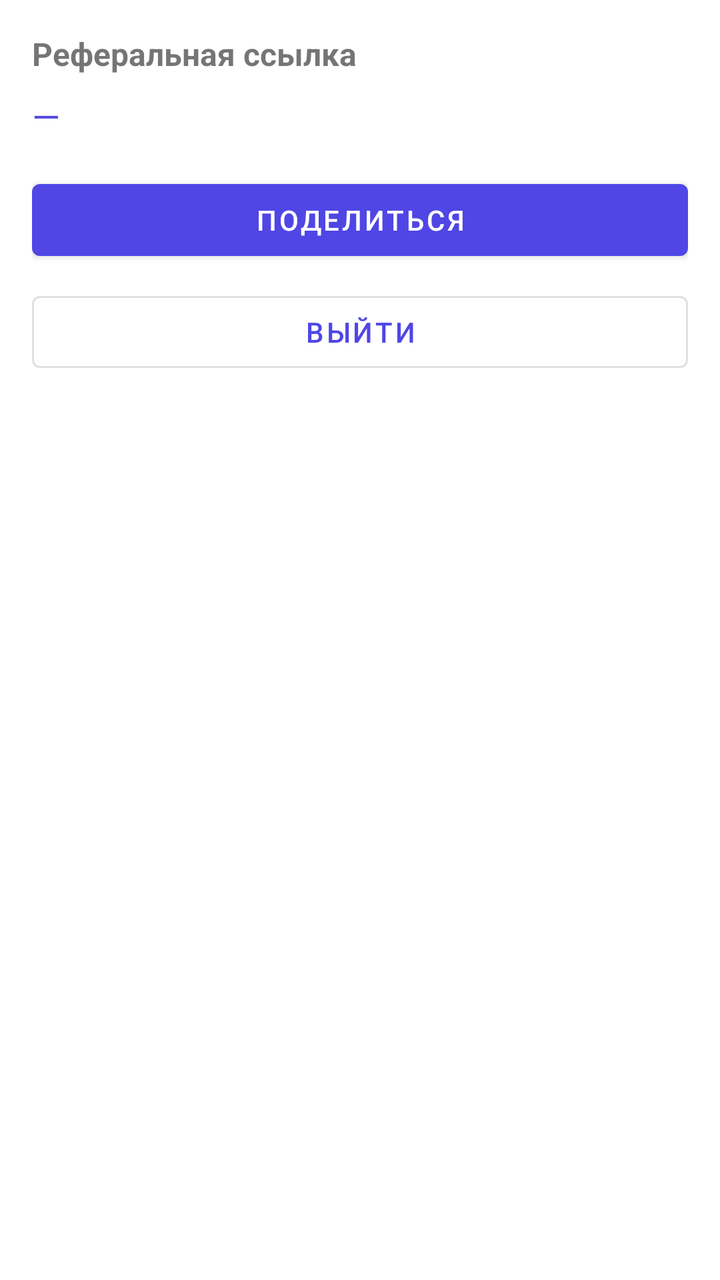
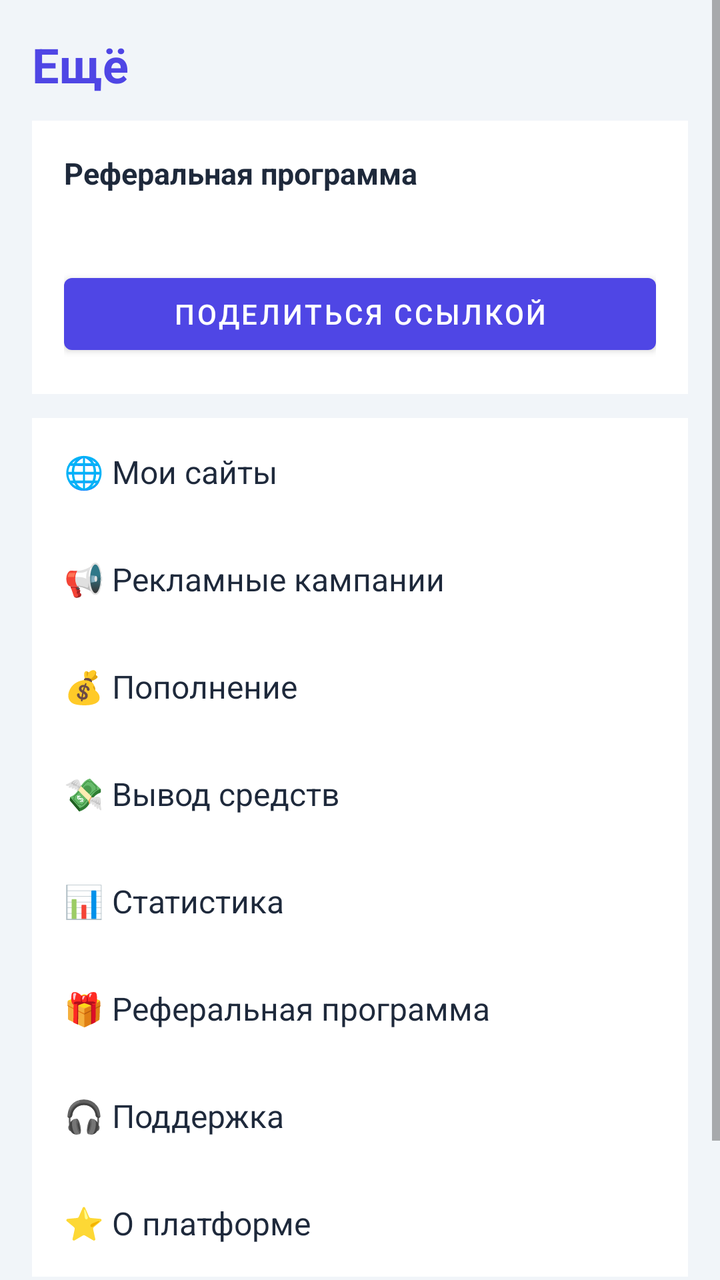

The first picture is an Android layout as it rendered before a commit; the second is the same layout after the commit. The layout source and the unified diff follow.
<!-- AndroidManifest.xml: application theme Theme.AdLinkPro -->
<!-- res/layout/fragment_more.xml -->
<?xml version="1.0" encoding="utf-8"?>
<LinearLayout xmlns:android="http://schemas.android.com/apk/res/android"
    android:layout_width="match_parent"
    android:layout_height="match_parent"
    android:orientation="vertical"
    android:padding="16dp">

    <TextView
        android:layout_width="wrap_content"
        android:layout_height="wrap_content"
        android:text="@string/referral"
        android:textSize="16sp"
        android:textStyle="bold" />

    <TextView
        android:id="@+id/tv_referral"
        android:layout_width="wrap_content"
        android:layout_height="wrap_content"
        android:layout_marginTop="8dp"
        android:text="—"
        android:textSize="18sp"
        android:textColor="@color/primary" />

    <Button
        android:id="@+id/btn_share"
        android:layout_width="match_parent"
        android:layout_height="wrap_content"
        android:layout_marginTop="16dp"
        android:text="@string/share" />

    <Button
        android:id="@+id/btn_logout"
        style="@style/Widget.MaterialComponents.Button.OutlinedButton"
        android:layout_width="match_parent"
        android:layout_height="wrap_content"
        android:layout_marginTop="8dp"
        android:text="@string/logout" />
</LinearLayout>
<!-- resources referenced by this layout -->
<resources>
  <color name="primary">#4f46e5</color>
  <string name="logout">Выйти</string>
  <string name="referral">Реферальная ссылка</string>
  <string name="share">Поделиться</string>
  <style name="Theme.AdLinkPro" parent="Theme.MaterialComponents.DayNight.NoActionBar">
          <item name="colorPrimary">@color/primary</item>
          <item name="colorPrimaryDark">@color/primaryDark</item>
          <item name="colorSecondary">@color/accent</item>
          <item name="android:windowBackground">@color/bgLight</item>
      </style>
</resources>

<!-- the commit's change to res/layout/fragment_more.xml (unified diff, before → after) -->
@@ -1,38 +1,79 @@
 <?xml version="1.0" encoding="utf-8"?>
-<LinearLayout xmlns:android="http://schemas.android.com/apk/res/android"
+<ScrollView xmlns:android="http://schemas.android.com/apk/res/android"
     android:layout_width="match_parent"
     android:layout_height="match_parent"
-    android:orientation="vertical"
-    android:padding="16dp">
+    android:background="@color/bg_light"
+    android:fillViewport="true">
 
-    <TextView
-        android:layout_width="wrap_content"
-        android:layout_height="wrap_content"
-        android:text="@string/referral"
-        android:textSize="16sp"
-        android:textStyle="bold" />
-
-    <TextView
-        android:id="@+id/tv_referral"
-        android:layout_width="wrap_content"
-        android:layout_height="wrap_content"
-        android:layout_marginTop="8dp"
-        android:text="—"
-        android:textSize="18sp"
-        android:textColor="@color/primary" />
-
-    <Button
-        android:id="@+id/btn_share"
+    <LinearLayout
         android:layout_width="match_parent"
         android:layout_height="wrap_content"
-        android:layout_marginTop="16dp"
-        android:text="@string/share" />
+        android:orientation="vertical"
+        android:padding="16dp">
 
-    <Button
-        android:id="@+id/btn_logout"
-        style="@style/Widget.MaterialComponents.Button.OutlinedButton"
-        android:layout_width="match_parent"
-        android:layout_height="wrap_content"
-        android:layout_marginTop="8dp"
-        android:text="@string/logout" />
-</LinearLayout>
+        <TextView
+            android:layout_width="match_parent"
+            android:layout_height="wrap_content"
+            android:text="Ещё"
+            android:textColor="@color/primary"
+            android:textSize="24sp"
+            android:textStyle="bold"
+            android:layout_marginBottom="12dp"/>
+
+        <LinearLayout
+            android:layout_width="match_parent"
+            android:layout_height="wrap_content"
+            android:orientation="vertical"
+            android:background="@color/white"
+            android:padding="16dp">
+
+            <TextView
+                android:layout_width="match_parent"
+                android:layout_height="wrap_content"
+                android:text="Реферальная программа"
+                android:textColor="@color/text_main"
+                android:textSize="15sp"
+                android:textStyle="bold"/>
+
+            <TextView
+                android:id="@+id/tv_referral"
+                android:layout_width="match_parent"
+                android:layout_height="wrap_content"
+                android:textColor="@color/primary"
+                android:textSize="18sp"
+                android:textStyle="bold"
+                android:layout_marginTop="4dp"/>
+
+            <Button
+                android:id="@+id/btn_share"
+                android:layout_width="match_parent"
+                android:layout_height="wrap_content"
+                android:layout_marginTop="8dp"
+                android:text="Поделиться ссылкой"/>
+        </LinearLayout>
+
+        <LinearLayout
+            android:layout_width="match_parent"
+            android:layout_height="wrap_content"
+            android:orientation="vertical"
+            android:background="@color/white"
+            android:layout_marginTop="12dp">
+
+            <TextView android:id="@+id/row_sites"     android:layout_width="match_parent" android:layout_height="wrap_content" android:padding="16dp" android:text="🌐 Мои сайты"              android:textColor="@color/text_main" android:textSize="16sp"/>
+            <TextView android:id="@+id/row_campaigns" android:layout_width="match_parent" android:layout_height="wrap_content" android:padding="16dp" android:text="📢 Рекламные кампании"    android:textColor="@color/text_main" android:textSize="16sp"/>
+            <TextView android:id="@+id/row_deposit"   android:layout_width="match_parent" android:layout_height="wrap_content" android:padding="16dp" android:text="💰 Пополнение"            android:textColor="@color/text_main" android:textSize="16sp"/>
+            <TextView android:id="@+id/row_withdraw"  android:layout_width="match_parent" android:layout_height="wrap_content" android:padding="16dp" android:text="💸 Вывод средств"         android:textColor="@color/text_main" android:textSize="16sp"/>
+            <TextView android:id="@+id/row_stats"     android:layout_width="match_parent" android:layout_height="wrap_content" android:padding="16dp" android:text="📊 Статистика"            android:textColor="@color/text_main" android:textSize="16sp"/>
+            <TextView android:id="@+id/row_ref"       android:layout_width="match_parent" android:layout_height="wrap_content" android:padding="16dp" android:text="🎁 Реферальная программа" android:textColor="@color/text_main" android:textSize="16sp"/>
+            <TextView android:id="@+id/row_support"   android:layout_width="match_parent" android:layout_height="wrap_content" android:padding="16dp" android:text="🎧 Поддержка"             android:textColor="@color/text_main" android:textSize="16sp"/>
+            <TextView android:id="@+id/row_about"     android:layout_width="match_parent" android:layout_height="wrap_content" android:padding="16dp" android:text="⭐ О платформе"           android:textColor="@color/text_main" android:textSize="16sp"/>
+        </LinearLayout>
+
+        <Button
+            android:id="@+id/btn_logout"
+            android:layout_width="match_parent"
+            android:layout_height="wrap_content"
+            android:layout_marginTop="16dp"
+            android:text="Выйти"/>
+    </LinearLayout>
+</ScrollView>
<!-- resource entries referenced after the edit -->
@@ -1,9 +1,9 @@
 <!-- resources referenced by this layout -->
 <resources>
+  <color name="bg_light">#f1f5f9</color>
   <color name="primary">#4f46e5</color>
-  <string name="logout">Выйти</string>
-  <string name="referral">Реферальная ссылка</string>
-  <string name="share">Поделиться</string>
+  <color name="text_main">#1e293b</color>
+  <color name="white">#ffffff</color>
   <style name="Theme.AdLinkPro" parent="Theme.MaterialComponents.DayNight.NoActionBar">
           <item name="colorPrimary">@color/primary</item>
           <item name="colorPrimaryDark">@color/primaryDark</item>
